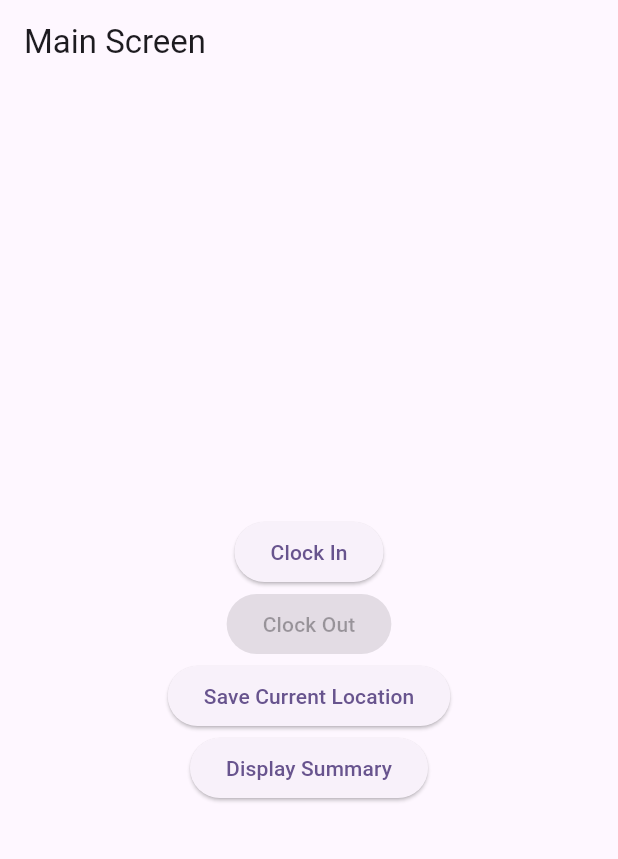
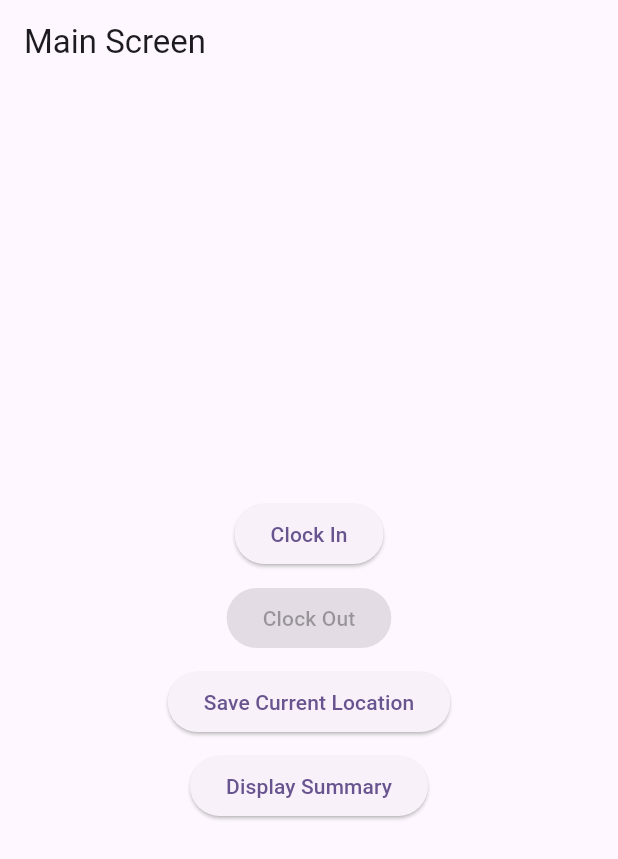
Before and after one commit to draxexx/location_tracking_app, a Flutter app: the screen it shows after launch, on a phone screen of 412 x 824 dp. Shown: the top 859 px of the screen. Run offline on Flutter 3.47's test engine with Material 3 defaults, Android fonts, the phone set to English and light mode, and no system bars; our stand-ins replace equatable, geolocator, get_it, hive, hive_flutter; missing offline and left inert: background_location; accounts and stored records are empty.

Commit message:
fix travel add issue

```diff
--- a/lib/main.dart
+++ b/lib/main.dart
@@ -15,7 +15,6 @@ void main() async {
       runApp(const MyApp());
     },
     (Object error, StackTrace stackTrace) {
-      // Async hataları yakala
       LogHelper.error('$error\n$stackTrace');
     },
   );
--- a/lib/providers/location_provider.dart
+++ b/lib/providers/location_provider.dart
@@ -38,8 +38,6 @@ class LocationProvider with ChangeNotifier {
   /// If it does not exist, it will be added
   Future<void> ensureTravelLocationExists() async {
     try {
-      if (_locations.isEmpty) return;
-
       final exists = _locations.any(
         (loc) =>
             loc.displayName.toLowerCase() == 'travel' &&
--- a/lib/screens/main_screen/main_screen.dart
+++ b/lib/screens/main_screen/main_screen.dart
@@ -82,16 +82,19 @@ class MainScreen extends StatelessWidget {
               text: "Clock In",
               isDisabled: isTracking,
             ),
+            const SizedBox(height: 8),
             CustomButton(
               onPressed: _stopTracking,
               text: "Clock Out",
               isDisabled: !isTracking,
             ),
+            const SizedBox(height: 8),
             CustomButton(
               onPressed: () => _addNewLocation(context),
               text: "Save Current Location",
               isDisabled: isTracking,
             ),
+            const SizedBox(height: 8),
             CustomButton(
               onPressed: () => Navigator.push(context, SummaryScreen.route()),
               text: "Display Summary",
```
